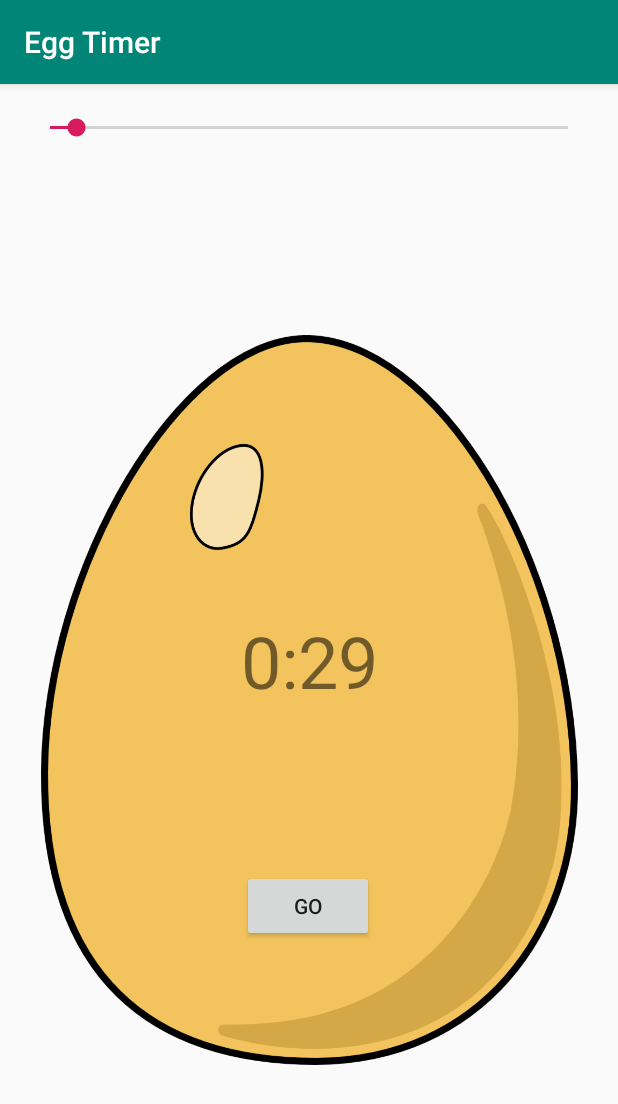
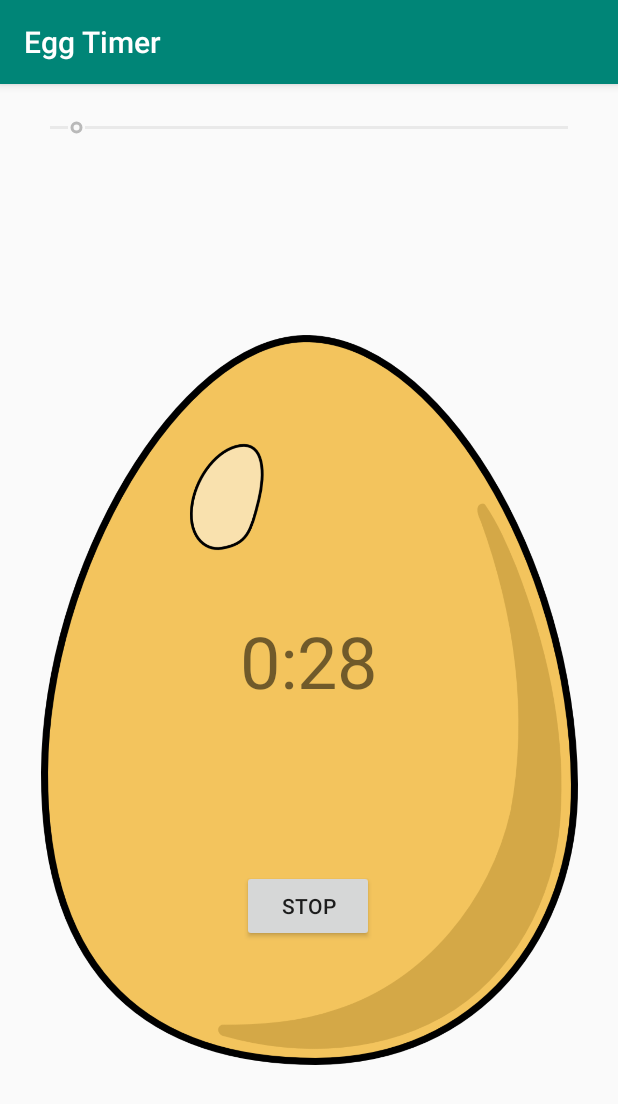
Before and after one commit to MichaelH94/EggTimer, an Android app: the screen it shows after launch (MainActivity), after a tap on "GO", on a phone screen of 412 x 824 dp. Shown: the top 1104 px of the screen. Run offline under Robolectric (Android 15) with nearby library versions, the phone set to English and light mode, and no system bars.

Commit message:
disable seekbar etc

```diff
--- a/app/src/main/java/com/example/eggtimer/MainActivity.java
+++ b/app/src/main/java/com/example/eggtimer/MainActivity.java
@@ -6,6 +6,7 @@ import android.provider.MediaStore;
 import android.support.v7.app.AppCompatActivity;
 import android.os.Bundle;
 import android.view.View;
+import android.widget.Button;
 import android.widget.SeekBar;
 import android.widget.TextView;
 
@@ -13,6 +14,8 @@ public class MainActivity extends AppCompatActivity {
 
     TextView timerTextView;
     SeekBar timerSeekBar;
+    Boolean counterIsActive = false;
+    Button goButton;
 
     @Override
     protected void onCreate(Bundle savedInstanceState) {
@@ -21,6 +24,7 @@ public class MainActivity extends AppCompatActivity {
 
         timerSeekBar = findViewById(R.id.timerSeekBar);
         timerTextView = findViewById(R.id.timerTextView);
+        goButton = findViewById(R.id.goButton);
 
         timerSeekBar.setMax(600);
         timerSeekBar.setProgress(30);
@@ -45,6 +49,11 @@ public class MainActivity extends AppCompatActivity {
     }
 
     public void buttonClicked(View view) {
+
+        counterIsActive = true;
+        timerSeekBar.setEnabled(false);
+        goButton.setText("STOP");
+
         CountDownTimer countDownTimer = new CountDownTimer(timerSeekBar.getProgress() * 1000, 1000) {
             @Override
             public void onTick(long l) {
```
